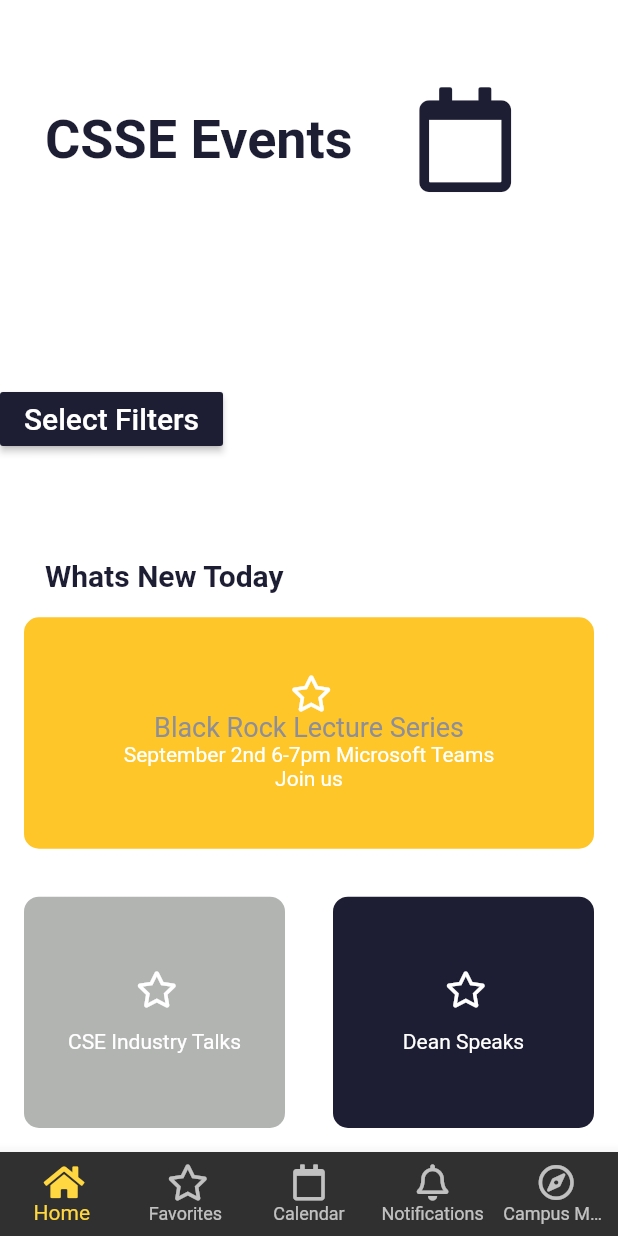
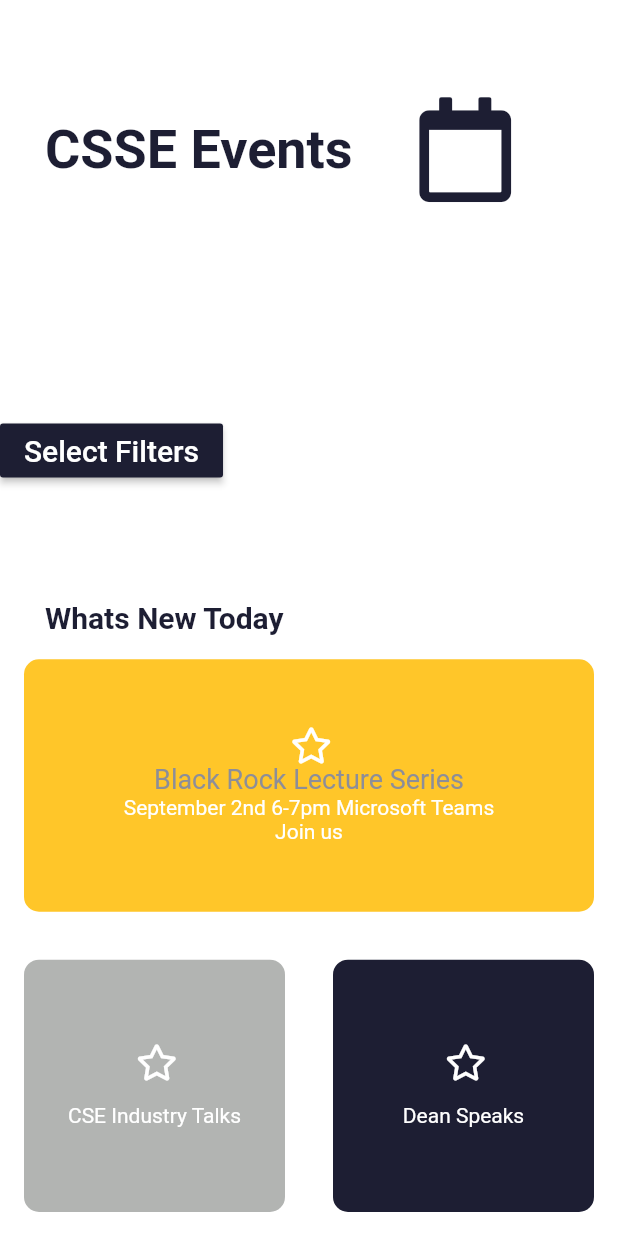
Before and after one commit to rayhebard/scrappy, a Flutter app: the screen it shows after launch, on a phone screen of 412 x 824 dp. Run offline on Flutter 3.47's test engine with Material 2 defaults, Android fonts, the phone set to English and light mode, and no system bars; our stand-ins replace font_awesome_flutter; statements that could not run were skipped.

Commit message:
Add files via upload

```diff
--- a/lib/screens/events_bank_page.dart
+++ b/lib/screens/events_bank_page.dart
@@ -139,21 +139,7 @@ class _EventsBankPageState extends State<EventsBankPage> {
           ),
         ],
       ),
-      bottomNavigationBar: BottomNavigationBar(
-        type: BottomNavigationBarType.fixed,
-        items: [
-        BottomNavigationBarItem(
-            icon: Icon(FontAwesomeIcons.home), title: Text("Home")),
-        BottomNavigationBarItem(
-            icon: Icon(FontAwesomeIcons.star), title: Text("Favorites")),
-        BottomNavigationBarItem(
-            icon: Icon(FontAwesomeIcons.calendar), title: Text("Calendar")),
-        BottomNavigationBarItem(
-            icon: Icon(FontAwesomeIcons.bell), title: Text("Notifications")),
-        BottomNavigationBarItem(
-            icon: Icon(FontAwesomeIcons.compass), title: Text("Campus Maps")),
-      ],
-    ),
+
     );
   }
 }
```
Lines whose indentation alone changed are shown as unchanged.
